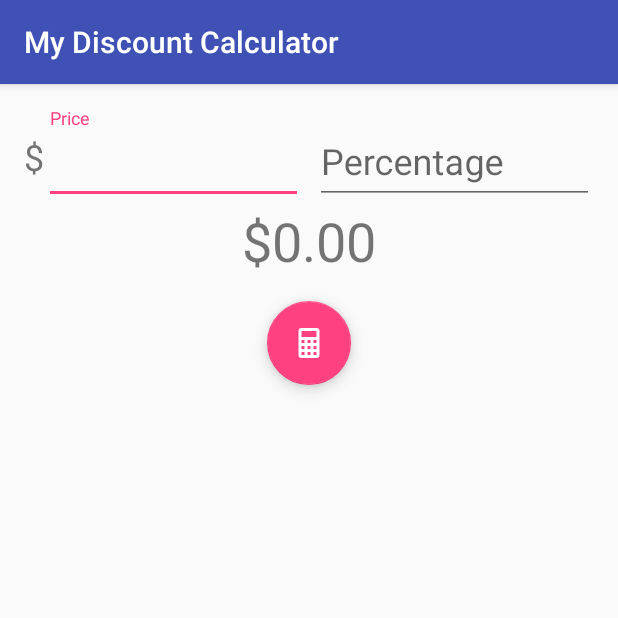
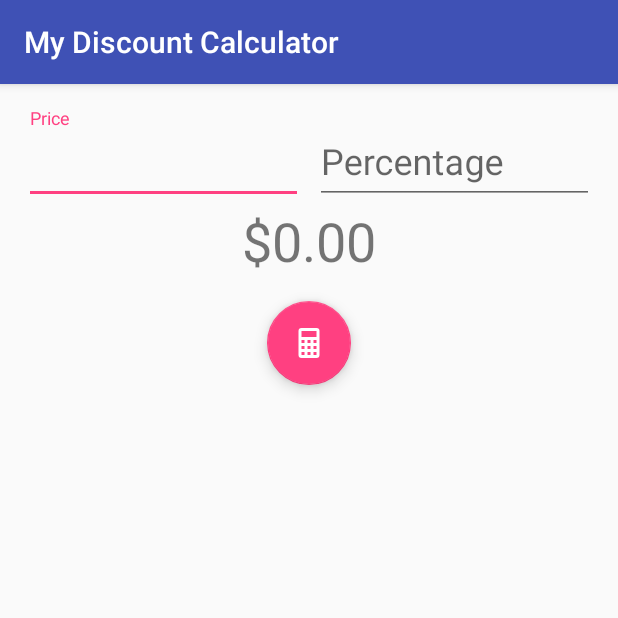
Before and after one commit to Jamizzle93/my-discount-calculator, an Android app: the screen it shows after launch (MainActivity), on a phone screen of 412 x 824 dp, the top half of it. Run offline under Robolectric (Android 15) with nearby library versions, the light colour scheme and no system bars; our stand-ins replace AdMob.

Commit message:
refactor(CalculateDiscount): Remove the currency symbol text view

```diff
--- a/app/src/main/java/com/mysticwater/mydiscountcalculator/calculatediscount/CalculateDiscountFragment.kt
+++ b/app/src/main/java/com/mysticwater/mydiscountcalculator/calculatediscount/CalculateDiscountFragment.kt
@@ -8,7 +8,6 @@ import android.view.LayoutInflater
 import android.view.View
 import android.view.ViewGroup
 import android.widget.TextView
-import com.google.android.gms.ads.AdListener
 import com.google.android.gms.ads.AdRequest
 import com.google.android.gms.ads.AdView
 import com.mysticwater.mydiscountcalculator.R
@@ -52,10 +51,6 @@ class CalculateDiscountFragment : Fragment() {
     }
 
     private fun setupEditTexts(view: View) {
-        val currencySymbolText: TextView = view.findViewById(R.id.text_currency_symbol)
-        val symbol = MoneyUtils.getCurrencyInstance().symbol
-        currencySymbolText.text = symbol
-
         moneyEditText = view.findViewById(R.id.input_price)
         percentEditText = view.findViewById(R.id.input_percentage)
     }
--- a/app/src/main/res/layout/fragment_calculate.xml
+++ b/app/src/main/res/layout/fragment_calculate.xml
@@ -2,20 +2,9 @@
 <android.support.constraint.ConstraintLayout
     xmlns:android="http://schemas.android.com/apk/res/android"
     xmlns:app="http://schemas.android.com/apk/res-auto"
-    xmlns:tools="http://schemas.android.com/tools"
     android:layout_width="match_parent"
     android:layout_height="match_parent"
     android:layout_margin="16dp">
-
-    <TextView
-        android:id="@+id/text_currency_symbol"
-        android:layout_width="wrap_content"
-        android:layout_height="wrap_content"
-        android:textSize="24sp"
-        app:layout_constraintBottom_toBottomOf="@+id/input_layout_price"
-        app:layout_constraintStart_toStartOf="parent"
-        app:layout_constraintTop_toTopOf="@+id/input_layout_price"
-        tools:text="$"/>
 
     <android.support.design.widget.TextInputLayout
         android:id="@+id/input_layout_price"
@@ -23,7 +12,7 @@
         android:layout_height="wrap_content"
         android:layout_marginEnd="4dp"
         app:layout_constraintEnd_toStartOf="@+id/guideline_centre"
-        app:layout_constraintStart_toEndOf="@+id/text_currency_symbol">
+        app:layout_constraintStart_toStartOf="parent">
 
         <com.mysticwater.mydiscountcalculator.calculatediscount.views.MoneyEditText
             android:id="@+id/input_price"
@@ -88,11 +77,11 @@
         xmlns:ads="http://schemas.android.com/apk/res-auto"
         android:layout_width="wrap_content"
         android:layout_height="wrap_content"
+        ads:adSize="BANNER"
+        ads:adUnitId="@string/admob_banner_id"
         app:layout_constraintBottom_toBottomOf="parent"
-        app:layout_constraintStart_toStartOf="parent"
         app:layout_constraintEnd_toEndOf="parent"
-        ads:adSize="BANNER"
-        ads:adUnitId="@string/admob_banner_id">
+        app:layout_constraintStart_toStartOf="parent">
     </com.google.android.gms.ads.AdView>
 
 </android.support.constraint.ConstraintLayout>
```
